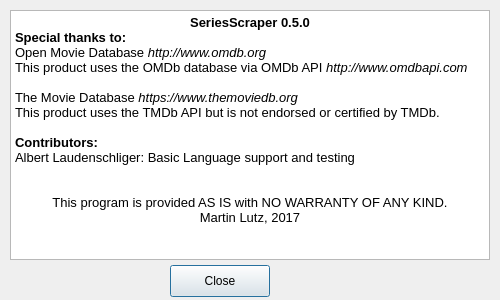
Old version of the form SeriesScraper/aboutdialog.ui in the repository martinLutz1/SeriesScraper.
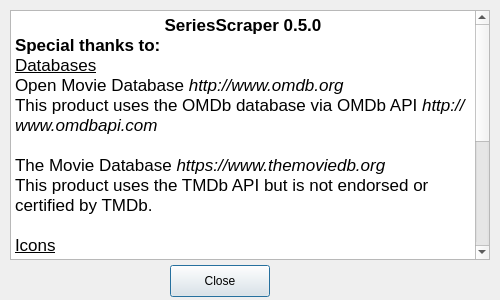
New version of the form. Icons and pictures are not drawn.

Commit message: - Fix: Returning correct scraping status (was always true when using tmdb) - Include / update icons^

```diff
--- a/SeriesScraper/aboutdialog.ui
+++ b/SeriesScraper/aboutdialog.ui
@@ -71,21 +71,27 @@
 &lt;html&gt;&lt;head&gt;&lt;meta name=&quot;qrichtext&quot; content=&quot;1&quot; /&gt;&lt;style type=&quot;text/css&quot;&gt;
 p, li { white-space: pre-wrap; }
 &lt;/style&gt;&lt;/head&gt;&lt;body style=&quot; font-family:'Segoe UI'; font-size:10pt; font-weight:400; font-style:normal;&quot;&gt;
-&lt;p align=&quot;center&quot; style=&quot; margin-top:0px; margin-bottom:0px; margin-left:0px; margin-right:0px; -qt-block-indent:0; text-indent:0px;&quot;&gt;&lt;span style=&quot; font-family:'.SF NS Text'; font-weight:600;&quot;&gt;SeriesScraper 0.5.0&lt;/span&gt;&lt;/p&gt;
-&lt;p style=&quot; margin-top:0px; margin-bottom:0px; margin-left:0px; margin-right:0px; -qt-block-indent:0; text-indent:0px;&quot;&gt;&lt;span style=&quot; font-family:'.SF NS Text'; font-weight:600;&quot;&gt;Special thanks to:&lt;/span&gt;&lt;/p&gt;
-&lt;p style=&quot; margin-top:0px; margin-bottom:0px; margin-left:0px; margin-right:0px; -qt-block-indent:0; text-indent:0px;&quot;&gt;&lt;span style=&quot; font-family:'Helvetica';&quot;&gt;Open Movie Database &lt;/span&gt;&lt;span style=&quot; font-family:'Helvetica'; font-style:italic;&quot;&gt;http://www.omdb.org&lt;/span&gt;&lt;/p&gt;
-&lt;p style=&quot; margin-top:0px; margin-bottom:0px; margin-left:0px; margin-right:0px; -qt-block-indent:0; text-indent:0px;&quot;&gt;&lt;span style=&quot; font-family:'Helvetica';&quot;&gt;This product uses the OMDb database via OMDb API &lt;/span&gt;&lt;span style=&quot; font-family:'Helvetica'; font-style:italic;&quot;&gt;http://www.omdbapi.com&lt;/span&gt;&lt;/p&gt;
-&lt;p style=&quot;-qt-paragraph-type:empty; margin-top:0px; margin-bottom:0px; margin-left:0px; margin-right:0px; -qt-block-indent:0; text-indent:0px; font-family:'Helvetica';&quot;&gt;&lt;br /&gt;&lt;/p&gt;
+&lt;p align=&quot;center&quot; style=&quot; margin-top:0px; margin-bottom:0px; margin-left:0px; margin-right:0px; -qt-block-indent:0; text-indent:0px;&quot;&gt;&lt;span style=&quot; font-family:'.SF NS Text'; font-size:13pt; font-weight:600;&quot;&gt;SeriesScraper 0.5.0&lt;/span&gt;&lt;/p&gt;
+&lt;p style=&quot; margin-top:0px; margin-bottom:0px; margin-left:0px; margin-right:0px; -qt-block-indent:0; text-indent:0px;&quot;&gt;&lt;span style=&quot; font-family:'.SF NS Text'; font-size:13pt; font-weight:600;&quot;&gt;Special thanks to:&lt;/span&gt;&lt;/p&gt;
+&lt;p style=&quot; margin-top:0px; margin-bottom:0px; margin-left:0px; margin-right:0px; -qt-block-indent:0; text-indent:0px;&quot;&gt;&lt;span style=&quot; font-family:'.SF NS Text'; font-size:13pt; text-decoration: underline;&quot;&gt;Databases&lt;/span&gt;&lt;/p&gt;
+&lt;p style=&quot; margin-top:0px; margin-bottom:0px; margin-left:0px; margin-right:0px; -qt-block-indent:0; text-indent:0px;&quot;&gt;&lt;span style=&quot; font-family:'Helvetica'; font-size:13pt;&quot;&gt;Open Movie Database &lt;/span&gt;&lt;span style=&quot; font-family:'Helvetica'; font-size:13pt; font-style:italic;&quot;&gt;http://www.omdb.org&lt;/span&gt;&lt;/p&gt;
+&lt;p style=&quot; margin-top:0px; margin-bottom:0px; margin-left:0px; margin-right:0px; -qt-block-indent:0; text-indent:0px;&quot;&gt;&lt;span style=&quot; font-family:'Helvetica'; font-size:13pt;&quot;&gt;This product uses the OMDb database via OMDb API &lt;/span&gt;&lt;span style=&quot; font-family:'Helvetica'; font-size:13pt; font-style:italic;&quot;&gt;http://www.omdbapi.com&lt;/span&gt;&lt;/p&gt;
+&lt;p style=&quot;-qt-paragraph-type:empty; margin-top:0px; margin-bottom:0px; margin-left:0px; margin-right:0px; -qt-block-indent:0; text-indent:0px; font-family:'Helvetica'; font-size:13pt;&quot;&gt;&lt;br /&gt;&lt;/p&gt;
 &lt;p style=&quot; margin-top:0px; margin-bottom:0px; margin-left:0px; margin-right:0px; -qt-block-indent:0; text-indent:0px;&quot;&gt;&lt;img src=&quot;:/images/application_logos/tmdb.png&quot; style=&quot;float: right;&quot; /&gt;&lt;/p&gt;
-&lt;p style=&quot; margin-top:0px; margin-bottom:0px; margin-left:0px; margin-right:0px; -qt-block-indent:0; text-indent:0px;&quot;&gt;&lt;span style=&quot; font-family:'Helvetica';&quot;&gt;The Movie Database &lt;/span&gt;&lt;span style=&quot; font-family:'Helvetica'; font-style:italic;&quot;&gt;https://www.themoviedb.org&lt;/span&gt;&lt;/p&gt;
-&lt;p style=&quot; margin-top:0px; margin-bottom:0px; margin-left:0px; margin-right:0px; -qt-block-indent:0; text-indent:0px;&quot;&gt;&lt;span style=&quot; font-family:'Helvetica';&quot;&gt;This product uses the TMDb API but is not endorsed or certified by TMDb.&lt;/span&gt;&lt;/p&gt;
-&lt;p style=&quot;-qt-paragraph-type:empty; margin-top:0px; margin-bottom:0px; margin-left:0px; margin-right:0px; -qt-block-indent:0; text-indent:0px; font-family:'.SF NS Text';&quot;&gt;&lt;br /&gt;&lt;/p&gt;
-&lt;p style=&quot; margin-top:0px; margin-bottom:0px; margin-left:0px; margin-right:0px; -qt-block-indent:0; text-indent:0px;&quot;&gt;&lt;span style=&quot; font-family:'.SF NS Text'; font-weight:600;&quot;&gt;Contributors:&lt;/span&gt;&lt;/p&gt;
-&lt;p style=&quot; margin-top:0px; margin-bottom:0px; margin-left:0px; margin-right:0px; -qt-block-indent:0; text-indent:0px;&quot;&gt;&lt;span style=&quot; font-family:'Helvetica';&quot;&gt;Albert Laudenschliger: Basic Language support and testing&lt;/span&gt;&lt;/p&gt;
-&lt;p align=&quot;center&quot; style=&quot;-qt-paragraph-type:empty; margin-top:0px; margin-bottom:0px; margin-left:0px; margin-right:0px; -qt-block-indent:0; text-indent:0px; font-family:'.SF NS Text';&quot;&gt;&lt;br /&gt;&lt;/p&gt;
-&lt;p align=&quot;center&quot; style=&quot;-qt-paragraph-type:empty; margin-top:0px; margin-bottom:0px; margin-left:0px; margin-right:0px; -qt-block-indent:0; text-indent:0px; font-family:'.SF NS Text';&quot;&gt;&lt;br /&gt;&lt;/p&gt;
-&lt;p align=&quot;center&quot; style=&quot; margin-top:0px; margin-bottom:0px; margin-left:0px; margin-right:0px; -qt-block-indent:0; text-indent:0px;&quot;&gt;&lt;span style=&quot; font-family:'.SF NS Text';&quot;&gt;This program is provided AS IS with NO WARRANTY OF ANY KIND.&lt;/span&gt;&lt;/p&gt;
-&lt;p align=&quot;center&quot; style=&quot; margin-top:0px; margin-bottom:0px; margin-left:0px; margin-right:0px; -qt-block-indent:0; text-indent:0px;&quot;&gt;&lt;span style=&quot; font-family:'.SF NS Text';&quot;&gt;Martin Lutz, 2017&lt;/span&gt;&lt;/p&gt;&lt;/body&gt;&lt;/html&gt;</string>
+&lt;p style=&quot; margin-top:0px; margin-bottom:0px; margin-left:0px; margin-right:0px; -qt-block-indent:0; text-indent:0px;&quot;&gt;&lt;span style=&quot; font-family:'Helvetica'; font-size:13pt;&quot;&gt;The Movie Database &lt;/span&gt;&lt;span style=&quot; font-family:'Helvetica'; font-size:13pt; font-style:italic;&quot;&gt;https://www.themoviedb.org&lt;/span&gt;&lt;/p&gt;
+&lt;p style=&quot; margin-top:0px; margin-bottom:0px; margin-left:0px; margin-right:0px; -qt-block-indent:0; text-indent:0px;&quot;&gt;&lt;span style=&quot; font-family:'Helvetica'; font-size:13pt;&quot;&gt;This product uses the TMDb API but is not endorsed or certified by TMDb.&lt;/span&gt;&lt;/p&gt;
+&lt;p style=&quot;-qt-paragraph-type:empty; margin-top:0px; margin-bottom:0px; margin-left:0px; margin-right:0px; -qt-block-indent:0; text-indent:0px; font-family:'.SF NS Text'; font-size:13pt;&quot;&gt;&lt;br /&gt;&lt;/p&gt;
+&lt;p style=&quot; margin-top:0px; margin-bottom:0px; margin-left:0px; margin-right:0px; -qt-block-indent:0; text-indent:0px;&quot;&gt;&lt;span style=&quot; font-family:'.SF NS Text'; font-size:13pt; text-decoration: underline;&quot;&gt;Icons&lt;/span&gt;&lt;/p&gt;
+&lt;p style=&quot; margin-top:0px; margin-bottom:0px; margin-left:0px; margin-right:0px; -qt-block-indent:0; text-indent:0px;&quot;&gt;&lt;span style=&quot; font-family:'.SF NS Text'; font-size:13pt;&quot;&gt;Paomedia &lt;/span&gt;&lt;span style=&quot; font-family:'.SF NS Text'; font-size:13pt; font-style:italic;&quot;&gt;https://www.iconfinder.com/iconsets/small-n-flat&lt;/span&gt;&lt;/p&gt;
+&lt;p style=&quot; margin-top:0px; margin-bottom:0px; margin-left:0px; margin-right:0px; -qt-block-indent:0; text-indent:0px;&quot;&gt;&lt;span style=&quot; font-family:'.SF NS Text'; font-size:13pt;&quot;&gt;Webdesigner Depot &lt;/span&gt;&lt;span style=&quot; font-family:'.SF NS Text'; font-size:13pt; font-style:italic;&quot;&gt;http://www.webdesignerdepot.com&lt;/span&gt;&lt;/p&gt;
+&lt;p style=&quot; margin-top:0px; margin-bottom:0px; margin-left:0px; margin-right:0px; -qt-block-indent:0; text-indent:0px;&quot;&gt;&lt;span style=&quot; font-family:'.SF NS Text'; font-size:13pt;&quot;&gt;Thanks for the beautiful icons.&lt;/span&gt;&lt;/p&gt;
+&lt;p style=&quot;-qt-paragraph-type:empty; margin-top:0px; margin-bottom:0px; margin-left:0px; margin-right:0px; -qt-block-indent:0; text-indent:0px; font-family:'.SF NS Text'; font-size:13pt;&quot;&gt;&lt;br /&gt;&lt;/p&gt;
+&lt;p style=&quot; margin-top:0px; margin-bottom:0px; margin-left:0px; margin-right:0px; -qt-block-indent:0; text-indent:0px;&quot;&gt;&lt;span style=&quot; font-family:'.SF NS Text'; font-size:13pt; font-weight:600;&quot;&gt;Contributors:&lt;/span&gt;&lt;/p&gt;
+&lt;p style=&quot; margin-top:0px; margin-bottom:0px; margin-left:0px; margin-right:0px; -qt-block-indent:0; text-indent:0px;&quot;&gt;&lt;span style=&quot; font-family:'Helvetica'; font-size:13pt;&quot;&gt;Albert Laudenschliger: Basic Language support and testing&lt;/span&gt;&lt;/p&gt;
+&lt;p align=&quot;center&quot; style=&quot;-qt-paragraph-type:empty; margin-top:0px; margin-bottom:0px; margin-left:0px; margin-right:0px; -qt-block-indent:0; text-indent:0px; font-family:'.SF NS Text'; font-size:13pt;&quot;&gt;&lt;br /&gt;&lt;/p&gt;
+&lt;p align=&quot;center&quot; style=&quot;-qt-paragraph-type:empty; margin-top:0px; margin-bottom:0px; margin-left:0px; margin-right:0px; -qt-block-indent:0; text-indent:0px; font-family:'.SF NS Text'; font-size:13pt;&quot;&gt;&lt;br /&gt;&lt;/p&gt;
+&lt;p align=&quot;center&quot; style=&quot; margin-top:0px; margin-bottom:0px; margin-left:0px; margin-right:0px; -qt-block-indent:0; text-indent:0px;&quot;&gt;&lt;span style=&quot; font-family:'.SF NS Text'; font-size:13pt;&quot;&gt;This program is provided AS IS with NO WARRANTY OF ANY KIND.&lt;/span&gt;&lt;/p&gt;
+&lt;p align=&quot;center&quot; style=&quot; margin-top:0px; margin-bottom:0px; margin-left:0px; margin-right:0px; -qt-block-indent:0; text-indent:0px;&quot;&gt;&lt;span style=&quot; font-family:'.SF NS Text'; font-size:13pt;&quot;&gt;Martin Lutz, 2016-2017&lt;/span&gt;&lt;/p&gt;&lt;/body&gt;&lt;/html&gt;</string>
    </property>
   </widget>
  </widget>
```
The commit also changes 20 other files.
